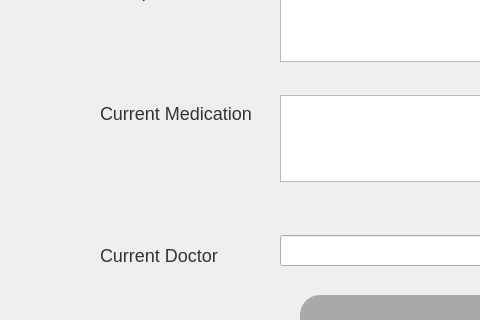
Old version of the form Screens/sign_up_health_info_screen.ui in the repository Ghulam-Mustafa08291/IlajNow; both pictures show x 0 to 480 and y 245 to 565 of the 883 by 745 pixel window.
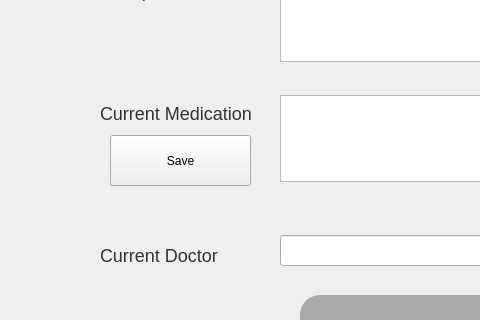
New version of the form.

Commit message: sign up implementation almost done

Diff of the .ui file:
```diff
--- a/Screens/sign_up_health_info_screen.ui
+++ b/Screens/sign_up_health_info_screen.ui
@@ -205,6 +205,19 @@
      </rect>
     </property>
    </widget>
+   <widget class="QPushButton" name="pushButton_3">
+    <property name="geometry">
+     <rect>
+      <x>110</x>
+      <y>380</y>
+      <width>141</width>
+      <height>51</height>
+     </rect>
+    </property>
+    <property name="text">
+     <string>Save</string>
+    </property>
+   </widget>
   </widget>
   <widget class="QMenuBar" name="menubar">
    <property name="geometry">
```
The commit also changes 1 other file.
